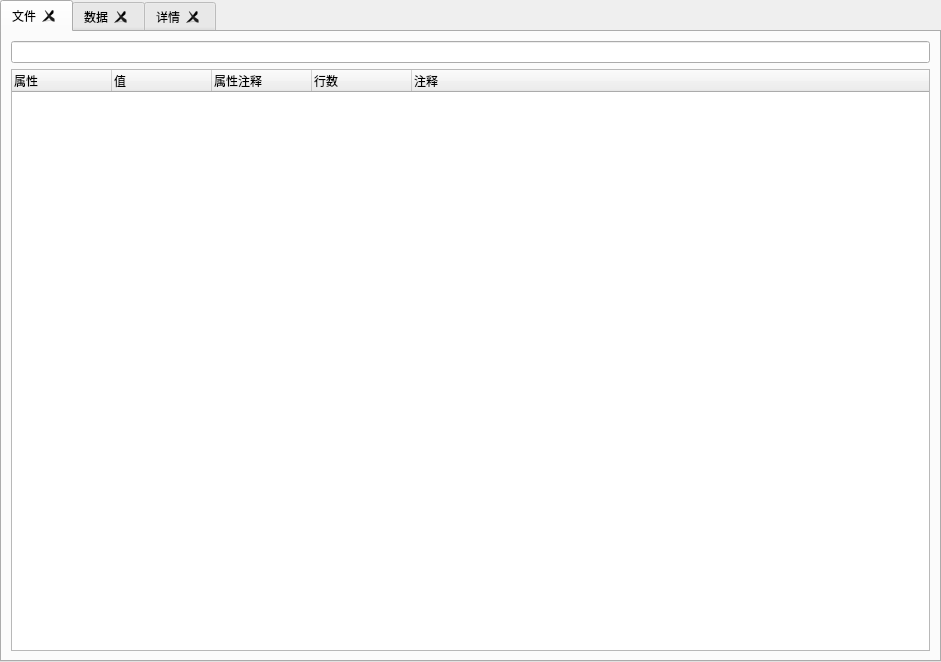
Old version of the form Editor_UI/fileTab.ui in the repository CMZSrost/NEOeditor.
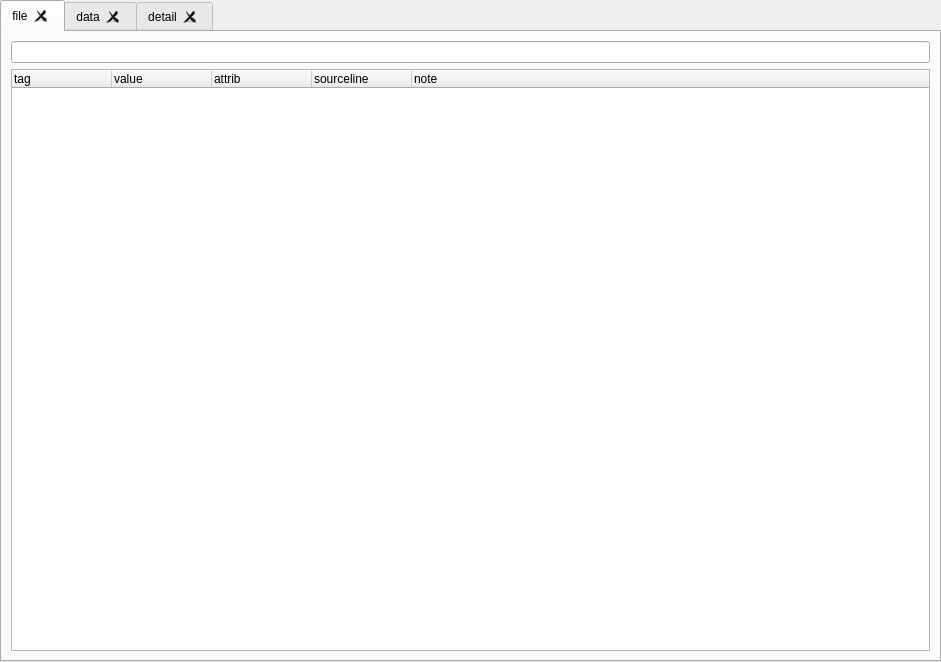
New version of the form. The open tabs and pages were chosen to show the change. Custom widgets are drawn as their Qt base class.

```diff
--- a/Editor_UI/fileTab.ui
+++ b/Editor_UI/fileTab.ui
@@ -30,7 +30,7 @@
   </property>
   <widget class="QWidget" name="filetab">
    <attribute name="title">
-    <string>文件</string>
+    <string>file</string>
    </attribute>
    <layout class="QVBoxLayout" name="verticalLayout">
     <item>
@@ -95,27 +95,27 @@
       </attribute>
       <column>
        <property name="text">
-        <string>属性</string>
+        <string>tag</string>
        </property>
       </column>
       <column>
        <property name="text">
-        <string>值</string>
+        <string>value</string>
        </property>
       </column>
       <column>
        <property name="text">
-        <string>属性注释</string>
+        <string>attrib</string>
        </property>
       </column>
       <column>
        <property name="text">
-        <string>行数</string>
+        <string>sourceline</string>
        </property>
       </column>
       <column>
        <property name="text">
-        <string>注释</string>
+        <string>note</string>
        </property>
       </column>
      </widget>
@@ -124,7 +124,7 @@
   </widget>
   <widget class="QWidget" name="datatab">
    <attribute name="title">
-    <string>数据</string>
+    <string>data</string>
    </attribute>
    <layout class="QVBoxLayout" name="verticalLayout_2">
     <item>
@@ -224,7 +224,7 @@
   </widget>
   <widget class="QWidget" name="tab">
    <attribute name="title">
-    <string>详情</string>
+    <string>detail</string>
    </attribute>
    <layout class="QVBoxLayout" name="verticalLayout_3">
     <item>
```
Left out of the diff: 16 changed lines with no effect on the pictures.
